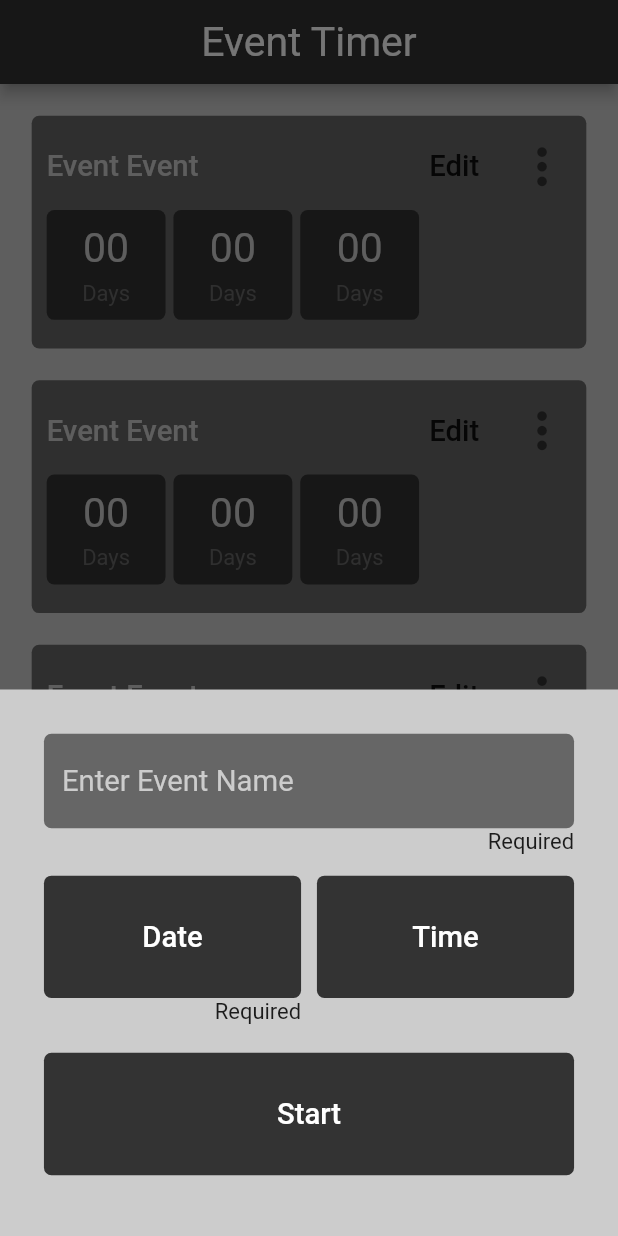
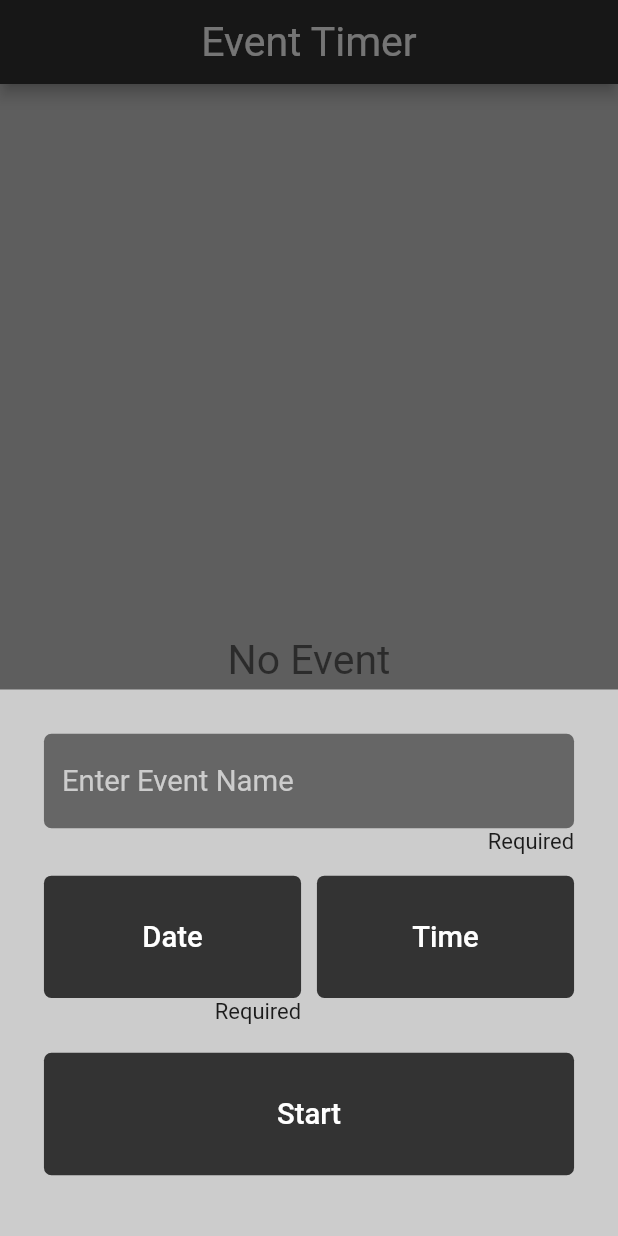
Before and after one commit to applevinc/event_timer, a Flutter app: the screen it shows after launch, after a tap on the "add" icon, on a phone screen of 412 x 824 dp. Run offline on Flutter 3.47's test engine with Material 2 defaults, Android fonts, the light colour scheme and no system bars; our stand-ins replace flutter_screenutil.

Commit message:
created event object logic

```diff
--- a/lib/main.dart
+++ b/lib/main.dart
@@ -1,7 +1,9 @@
+import 'package:event_timer/notifiers/event_list_notifier.dart';
 import 'package:event_timer/view/screens/home/home.dart';
 import 'package:event_timer/view/style/theme.dart';
 import 'package:flutter/material.dart';
 import 'package:flutter_screenutil/flutter_screenutil.dart';
+import 'package:provider/provider.dart';
 
 void main() => runApp(MyApp());
 
@@ -10,11 +12,14 @@ class MyApp extends StatelessWidget {
   Widget build(BuildContext context) {
     return ScreenUtilInit(
       designSize: const Size(390, 844),
-      builder: () => MaterialApp(
-        title: 'Flutter Demo',
-        debugShowCheckedModeBanner: false,
-        theme: AppTheme.defaultTheme,
-        home: HomeScreen(),
+      builder: () => ChangeNotifierProvider(
+        create: (context) => EventListNotifier(),
+        child: MaterialApp(
+          title: 'Event Timer',
+          debugShowCheckedModeBanner: false,
+          theme: AppTheme.defaultTheme,
+          home: HomeScreen(),
+        ),
       ),
     );
   }
--- /dev/null
+++ b/lib/models/event.dart
@@ -0,0 +1,32 @@
+import 'package:flutter/material.dart';
+
+class Event {
+  String name;
+  DateTime date;
+  TimeOfDay timeOfDay;
+  int secsLeft;
+  int minsLeft;
+  int hrsLeft;
+  int daysLeft;
+
+  Event({
+    this.name,
+    this.date,
+    this.daysLeft,
+    this.hrsLeft,
+    this.minsLeft,
+    this.secsLeft,
+  });
+
+  void computeDurationLeft() {
+    Duration duration = date.difference(DateTime.now());
+
+    daysLeft = duration.inDays;
+    hrsLeft = duration.inHours - (daysLeft * 24);
+    minsLeft = duration.inMinutes - (daysLeft * 24 * 60) - (hrsLeft * 60);
+    secsLeft = duration.inSeconds -
+        (daysLeft * 24 * 60 * 60) -
+        (hrsLeft * 60 * 60) -
+        (minsLeft * 60);
+  }
+}
--- /dev/null
+++ b/lib/notifiers/event_list_notifier.dart
@@ -0,0 +1,17 @@
+import 'package:event_timer/models/event.dart';
+import 'package:flutter/cupertino.dart';
+
+class EventListNotifier extends ChangeNotifier {
+  List<Event> _events = [];
+  List<Event> get events => _events;
+
+  void add(Event event) {
+    _events.add(event);
+    notifyListeners();
+  }
+
+  void delete(int index) {
+    _events.removeAt(index);
+    notifyListeners();
+  }
+}
--- a/lib/view/screens/home/components/bottom_sheet.dart
+++ b/lib/view/screens/home/components/bottom_sheet.dart
@@ -1,14 +1,26 @@
+import 'package:event_timer/models/event.dart';
+import 'package:event_timer/notifiers/event_list_notifier.dart';
 import 'package:event_timer/view/style/colors.dart';
 import 'package:flutter/material.dart';
 import 'package:flutter_screenutil/flutter_screenutil.dart';
+import 'package:provider/provider.dart';
 
-class AddEventBottomSheet extends StatelessWidget {
+class AddEventBottomSheet extends StatefulWidget {
   const AddEventBottomSheet({
     Key key,
   }) : super(key: key);
 
   @override
+  _AddEventBottomSheetState createState() => _AddEventBottomSheetState();
+}
+
+class _AddEventBottomSheetState extends State<AddEventBottomSheet> {
+  final newEvent = Event();
+
+  @override
   Widget build(BuildContext context) {
+    var eventListNotifier = context.watch<EventListNotifier>();
+
     return Padding(
       padding: MediaQuery.of(context).viewInsets,
       child: Container(
@@ -22,8 +34,11 @@ class AddEventBottomSheet extends StatelessWidget {
               decoration: InputDecoration(
                 hintText: 'Enter Event Name',
               ),
+              onChanged: (value) {
+                newEvent.name = value;
+              },
             ),
-            RequiredText(),
+            _RequiredText(),
             SizedBox(height: 15.h),
             SizedBox(
               height: 106.h,
@@ -39,7 +54,7 @@ class AddEventBottomSheet extends StatelessWidget {
                         firstDate: DateTime.now(),
                         lastDate: DateTime.utc(3000, 12, 1),
                       ).then((value) {
-                        //send picked date to countdown
+                        newEvent.date = value;
                       });
                     },
                   ),
@@ -55,7 +70,7 @@ class AddEventBottomSheet extends StatelessWidget {
                               textDirection: TextDirection.rtl, child: child);
                         },
                       ).then((value) {
-                        //send picked time to countdown
+                        newEvent.timeOfDay = value;
                       });
                     },
                   )
@@ -66,7 +81,10 @@ class AddEventBottomSheet extends StatelessWidget {
             CustomButton(
               label: 'Start',
               onTap: () {
-                // start countdown
+                print(newEvent.name);
+                newEvent.computeDurationLeft();
+                eventListNotifier.add(newEvent);
+                Navigator.pop(context);
               },
             )
           ],
@@ -76,8 +94,8 @@ class AddEventBottomSheet extends StatelessWidget {
   }
 }
 
-class RequiredText extends StatelessWidget {
-  const RequiredText({
+class _RequiredText extends StatelessWidget {
+  const _RequiredText({
     Key key,
   }) : super(key: key);
 
@@ -121,12 +139,13 @@ class CustomButton extends StatelessWidget {
               padding: EdgeInsets.symmetric(vertical: 30.h),
               child: Text(
                 label,
-                style: Theme.of(context).textTheme.headline6.apply(color: Colors.white),
+                style:
+                    Theme.of(context).textTheme.headline6.copyWith(color: Colors.white),
               ),
             ),
             Visibility(
               visible: required,
-              child: RequiredText(),
+              child: _RequiredText(),
             ),
           ],
         ),
--- a/lib/view/screens/home/components/event_card.dart
+++ b/lib/view/screens/home/components/event_card.dart
@@ -1,11 +1,14 @@
+import 'package:event_timer/models/event.dart';
 import 'package:event_timer/view/style/colors.dart';
 import 'package:flutter/material.dart';
 import 'package:flutter_screenutil/flutter_screenutil.dart';
 
 class EventCard extends StatelessWidget {
-  const EventCard({
-    Key key,
-  }) : super(key: key);
+  final Event event;
+
+  const EventCard(
+    this.event,
+  );
 
   @override
   Widget build(BuildContext context) {
@@ -24,8 +27,8 @@ class EventCard extends StatelessWidget {
             mainAxisAlignment: MainAxisAlignment.spaceBetween,
             children: [
               Text(
-                'Event Event',
-                style: Theme.of(context).textTheme.headline6.apply(
+                event.name,
+                style: Theme.of(context).textTheme.headline6.copyWith(
                       color: AppColors.light_grey,
                     ),
               ),
@@ -58,13 +61,15 @@ class EventCard extends StatelessWidget {
           Row(
             mainAxisAlignment: MainAxisAlignment.start,
             children: [
-              EventCountdownItem(),
+              EventCountdownItem(value: event.daysLeft, unit: "Days"),
               SizedBox(width: 5.w),
-              EventCountdownItem(),
+              EventCountdownItem(value: event.hrsLeft, unit: "Hours"),
               SizedBox(width: 5.w),
-              EventCountdownItem(),
+              EventCountdownItem(value: event.minsLeft, unit: "Minutes"),
+              SizedBox(width: 5.w),
+              EventCountdownItem(value: event.secsLeft, unit: "Seconds"),
             ],
-          )
+          ),
         ],
       ),
     );
@@ -72,8 +77,13 @@ class EventCard extends StatelessWidget {
 }
 
 class EventCountdownItem extends StatelessWidget {
+  final String unit;
+  final int value;
+
   const EventCountdownItem({
     Key key,
+    @required this.unit,
+    @required this.value,
   }) : super(key: key);
 
   @override
@@ -88,17 +98,17 @@ class EventCountdownItem extends StatelessWidget {
       child: Column(
         mainAxisAlignment: MainAxisAlignment.center,
         children: [
-          Text('00',
+          Text('$value',
               style: Theme.of(context)
                   .textTheme
                   .headline4
-                  .apply(color: AppColors.light_grey)),
+                  .copyWith(color: AppColors.light_grey)),
           SizedBox(height: 5.h),
-          Text('Days',
+          Text(unit,
               style: Theme.of(context)
                   .textTheme
                   .bodyText2
-                  .apply(color: AppColors.dark_grey)),
+                  .copyWith(color: AppColors.dark_grey)),
         ],
       ),
     );
--- a/lib/view/screens/home/home.dart
+++ b/lib/view/screens/home/home.dart
@@ -1,11 +1,15 @@
+import 'package:event_timer/notifiers/event_list_notifier.dart';
 import 'package:event_timer/view/screens/home/components/bottom_sheet.dart';
 import 'package:event_timer/view/screens/home/components/event_card.dart';
 import 'package:flutter/material.dart';
 import 'package:flutter_screenutil/flutter_screenutil.dart';
+import 'package:provider/provider.dart';
 
 class HomeScreen extends StatelessWidget {
   @override
   Widget build(BuildContext context) {
+    var eventListNotifier = context.watch<EventListNotifier>();
+
     return Scaffold(
       appBar: AppBar(
         title: Text(
@@ -13,14 +17,14 @@ class HomeScreen extends StatelessWidget {
           style: Theme.of(context).textTheme.headline4.apply(color: Colors.white),
         ),
       ),
-      body: ListView.builder(
-        physics: BouncingScrollPhysics(),
-        padding: EdgeInsets.all(20.w),
-        itemCount: 5,
-        itemBuilder: (context, index) {
-          return EventCard();
-        },
-      ),
+      body: (eventListNotifier.events.isEmpty)
+          ? Center(
+              child: Text(
+                "No Event",
+                style: Theme.of(context).textTheme.headline4,
+              ),
+            )
+          : _EventListView(),
       floatingActionButton: FloatingActionButton(
         child: Icon(Icons.add),
         onPressed: () {
@@ -36,3 +40,24 @@ class HomeScreen extends StatelessWidget {
     );
   }
 }
+
+class _EventListView extends StatelessWidget {
+  const _EventListView({
+    Key key,
+  }) : super(key: key);
+
+  @override
+  Widget build(BuildContext context) {
+    var eventListNotifier = context.watch<EventListNotifier>();
+
+    return ListView.builder(
+      physics: BouncingScrollPhysics(),
+      padding: EdgeInsets.all(20.w),
+      itemCount: eventListNotifier.events.length,
+      itemBuilder: (context, index) {
+        var event = eventListNotifier.events[index];
+        return EventCard(event);
+      },
+    );
+  }
+}
--- a/pubspec.yaml
+++ b/pubspec.yaml
@@ -25,6 +25,7 @@ dependencies:
     sdk: flutter
 
   flutter_screenutil: ^5.0.0+2
+  provider: any
 
 
   # The following adds the Cupertino Icons font to your application.
```
Also changed, not shown: pubspec.lock.
